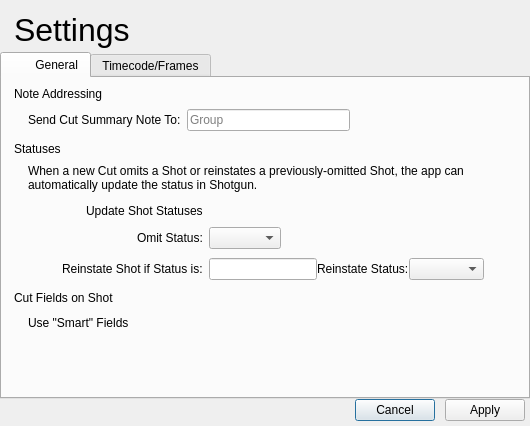
First picture: the form in resources/settings_dialog.ui, repository shotgunsoftware/tk-multi-importcut, before the edit.
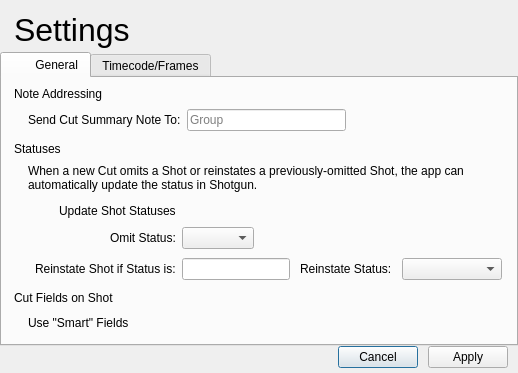
Second picture: the form after the edit.

Diff of the .ui file:
```diff
--- a/resources/settings_dialog.ui
+++ b/resources/settings_dialog.ui
@@ -6,8 +6,8 @@
    <rect>
     <x>0</x>
     <y>0</y>
-    <width>530</width>
-    <height>426</height>
+    <width>518</width>
+    <height>373</height>
    </rect>
   </property>
   <property name="windowTitle">
@@ -86,7 +86,7 @@
      <widget class="QWidget" name="general_tab">
       <property name="maximumSize">
        <size>
-        <width>510</width>
+        <width>16777215</width>
         <height>16777215</height>
        </size>
       </property>
@@ -98,7 +98,7 @@
         <number>12</number>
        </property>
        <property name="rightMargin">
-        <number>0</number>
+        <number>12</number>
        </property>
        <property name="bottomMargin">
         <number>0</number>
@@ -314,6 +314,9 @@
            </item>
            <item row="3" column="1">
             <layout class="QHBoxLayout" name="horizontalLayout_4">
+             <property name="spacing">
+              <number>10</number>
+             </property>
              <item>
               <widget class="QLineEdit" name="reinstate_shot_if_status_is_line_edit"/>
              </item>
@@ -337,7 +340,7 @@
                </property>
                <property name="minimumSize">
                 <size>
-                 <width>75</width>
+                 <width>100</width>
                  <height>0</height>
                 </size>
                </property>
@@ -743,8 +746,11 @@
    </item>
    <item>
     <layout class="QHBoxLayout" name="horizontalLayout_9">
+     <property name="spacing">
+      <number>10</number>
+     </property>
      <property name="rightMargin">
-      <number>5</number>
+      <number>10</number>
      </property>
      <property name="bottomMargin">
       <number>5</number>
@@ -772,22 +778,6 @@
        </property>
       </widget>
      </item>
-     <item>
-      <spacer name="horizontalSpacer_5">
-       <property name="orientation">
-        <enum>Qt::Horizontal</enum>
-       </property>
-       <property name="sizeType">
-        <enum>QSizePolicy::Fixed</enum>
-       </property>
-       <property name="sizeHint" stdset="0">
-        <size>
-         <width>10</width>
-         <height>1</height>
-        </size>
-       </property>
-      </spacer>
-     </item>
      <item>
       <widget class="QPushButton" name="apply_button">
        <property name="text">
```
